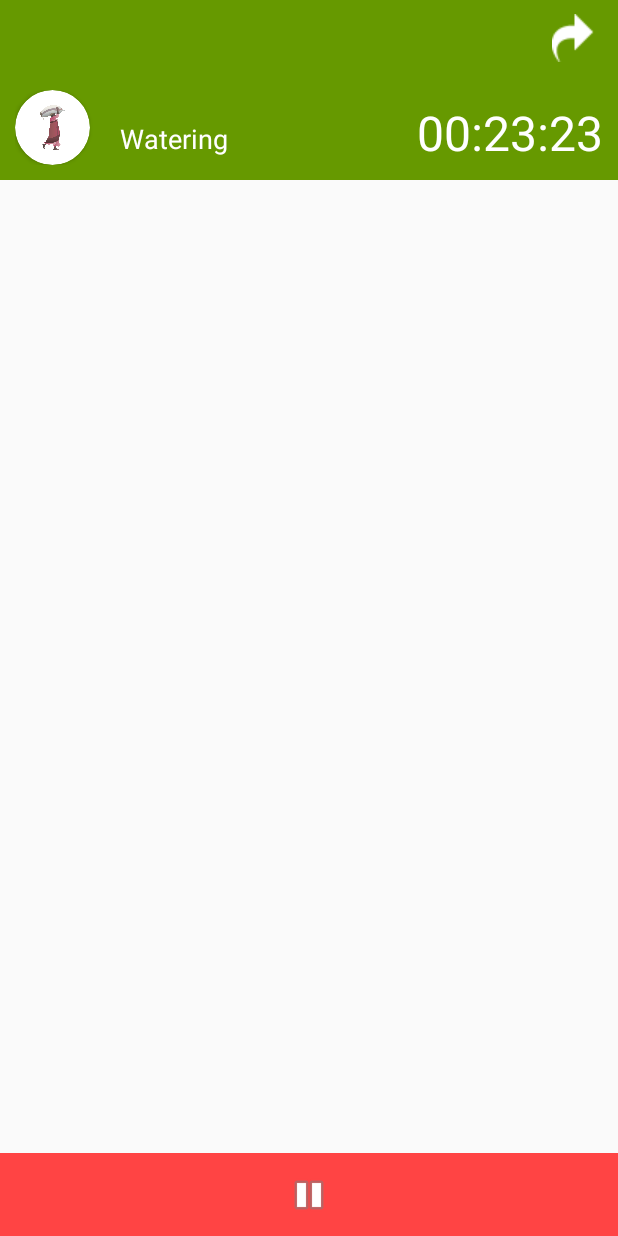
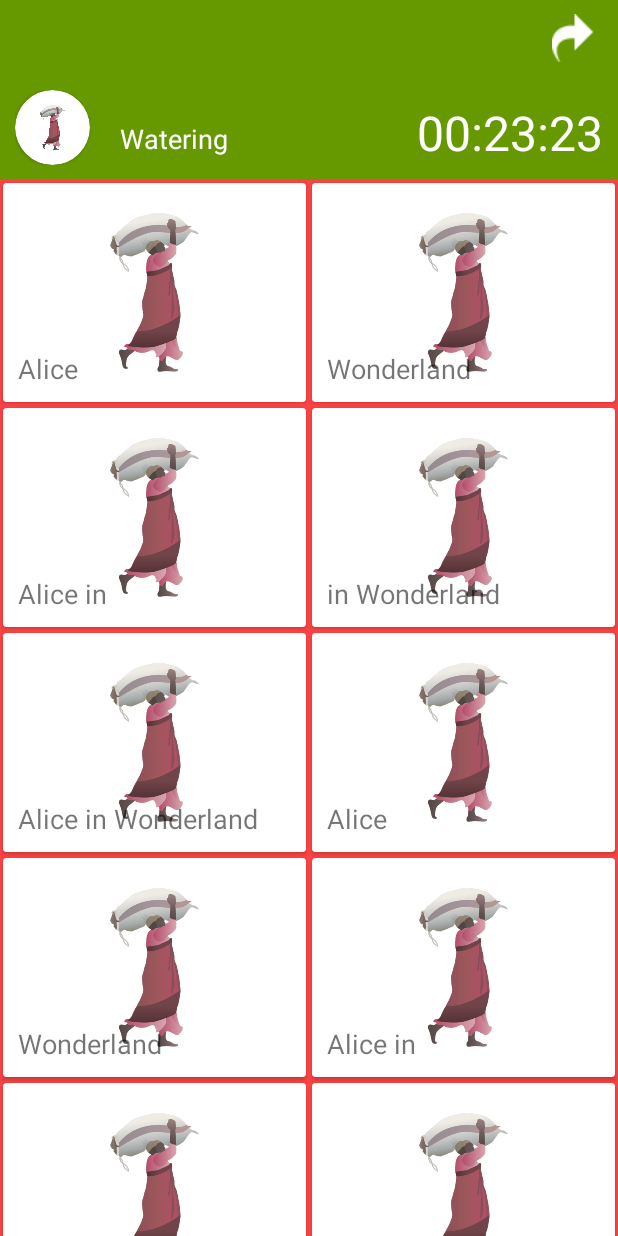
Before and after one commit to deshi-basara/sambia-app, an Android app: the screen it shows after launch (MainActivity), on a phone screen of 412 x 824 dp. Run offline under Robolectric (Android 15) with nearby library versions, the phone set to English and light mode, and no system bars; libraries missing offline, so code that uses them is left out: org.codehaus.jackson; 3 statements that could not run were skipped.

Commit message:
Implement RecycleView

```diff
--- a/app/Sambia/app/build.gradle
+++ b/app/Sambia/app/build.gradle
@@ -33,7 +33,13 @@ dependencies {
     compile 'com.android.support:appcompat-v7:22.1.1'
     compile 'com.android.support:design:22.1.1'
     compile 'com.android.support:cardview-v7:22.1.1'
+    compile 'com.android.support:recyclerview-v7:22.0.+'
     compile 'org.codehaus.jackson:jackson-mapper-asl:1.9.13'
     compile 'org.codehaus.jackson:jackson-core-asl:1.9.13'
     compile 'com.squareup:otto:1.3.8'
+//    compile 'com.github.gabrielemariotti.cards:cardslib-core:2.1.0'
+//    compile 'com.github.gabrielemariotti.cards:cardslib-cards:2.1.0'
+//    compile 'com.github.gabrielemariotti.cards:cardslib-extra-dragdrop:2.1.0'
+//    compile 'com.github.gabrielemariotti.cards:cardslib-recyclerview:2.1.0'
+
 }
--- /dev/null
+++ b/app/Sambia/app/src/main/java/org/hdm/app/sambia/data/Data.java
@@ -0,0 +1,15 @@
+package org.hdm.app.sambia.data;
+
+/**
+ * Created by Hannes on 27.05.2016.
+ */
+public class Data {
+    public String title;
+    public int imageId;
+
+    public Data(String title , int imageId) {
+        this.title = title;
+        this.imageId = imageId;
+    }
+
+}
--- /dev/null
+++ b/app/Sambia/app/src/main/java/org/hdm/app/sambia/listener/OnRecyclerViewItemClickListener.java
@@ -0,0 +1,22 @@
+package org.hdm.app.sambia.listener;
+
+import android.view.View;
+
+/**
+ * Created by Hannes on 13.05.2016.
+ */
+public interface OnRecyclerViewItemClickListener {
+
+
+    /**
+     * Called when any item with in recyclerview or any item with in item
+     * clicked
+     *
+     * @param position
+     *            The position of the item
+     * @param id
+     *            The id of the view which is clicked with in the item or
+     *            -1 if the item itself clicked
+     */
+    void onRecyclerViewItemClicked(int position, int id);
+}
--- /dev/null
+++ b/app/Sambia/app/src/main/java/org/hdm/app/sambia/listener/ViewHolderListener.java
@@ -0,0 +1,12 @@
+package org.hdm.app.sambia.listener;
+
+import android.view.View;
+
+/**
+ * Created by Hannes on 27.05.2016.
+ */
+public interface ViewHolderListener {
+     void didClickOnView(View view, int position);
+     void didClickOnView(View view, String title);
+     void didLongClickOnView(View view, int position);
+}
--- a/app/Sambia/app/src/main/java/org/hdm/app/sambia/screens/FragmentActivity.java
+++ b/app/Sambia/app/src/main/java/org/hdm/app/sambia/screens/FragmentActivity.java
@@ -4,8 +4,10 @@ package org.hdm.app.sambia.screens;
  * Created by Hannes on 13.05.2016.
  */
 
-import android.app.Fragment;
 import android.os.Bundle;
+import android.support.v7.widget.LinearLayoutManager;
+import android.support.v7.widget.RecyclerView;
+import android.support.v7.widget.StaggeredGridLayoutManager;
 import android.util.Log;
 import android.view.LayoutInflater;
 import android.view.View;
@@ -14,20 +16,20 @@ import android.widget.AdapterView;
 import android.widget.ListView;
 
 import org.hdm.app.sambia.R;
-import org.hdm.app.sambia.data.ActivityObject;
-import org.hdm.app.sambia.data.EventManager;
-import org.hdm.app.sambia.listener.SliderListener;
+import org.hdm.app.sambia.data.Data;
+import org.hdm.app.sambia.listener.ViewHolderListener;
 import org.hdm.app.sambia.util.MyCustomListAdapter;
+import org.hdm.app.sambia.util.Recycler_View_Adapter;
 import org.hdm.app.sambia.views.DisplayActivityView;
 
 import java.util.ArrayList;
+import java.util.List;
 
 /**
  * A fragment representing the front of the card.
  */
 public class FragmentActivity extends BaseFragemnt implements
-        SliderListener,
-        AdapterView.OnItemClickListener{
+        AdapterView.OnItemClickListener {
 
 
     private final String TAG = "Activity";
@@ -37,8 +39,8 @@ public class FragmentActivity extends BaseFragemnt implements
     private MyCustomListAdapter mAdapter;
     private ListView activity_frag_lv;
     private DisplayActivityView mDisplayActivityView;
-
-
+    private RecyclerView recyclerView;
+    private Recycler_View_Adapter adapter;
 
 
     @Override
@@ -71,35 +73,72 @@ public class FragmentActivity extends BaseFragemnt implements
 
     private void initActivityList() {
 
-        activity_frag_lv = (ListView) view.findViewById(R.id.activity_frag_lv);
-        mAdapter = new MyCustomListAdapter(getActivity());
-
-        ArrayList<ActivityObject> arrayList = EventManager.getInstance().getActivityObject();
-//        ArrayList<ActivityObject> arrayList = new ArrayList<>();
-
-        int size = arrayList.size();
-        Log.d(TAG, "" + arrayList);
-//        size = 50;
+//        activity_frag_lv = (ListView) view.findViewById(R.id.activity_frag_lv);
+//        mAdapter = new MyCustomListAdapter(getActivity());
+//
+//        ArrayList<ActivityObject> arrayList = EventManager.getInstance().getActivityObject();
+////        ArrayList<ActivityObject> arrayList = new ArrayList<>();
+//
+//        int size = arrayList.size();
+//        Log.d(TAG, "" + arrayList);
+////        size = 50;
+//
+//
+//        for (int i = 0; i < size; i++) {
+//            ActivityObject mActivityObject = arrayList.get(i);
+//            String name = mActivityObject.activity;
+//            String image = mActivityObject.image;
+//            int id = mActivityObject.id;
+////           Seperator add
+////              if (i % 4 == 0) {
+////                mAdapter.addSeparatorItem("separator " + i);
+////            } else {
+//            mAdapter.addItem(name, image, id);
+////            mAdapter.addItem("Placeholder", "ic_action_info", i);
+//        }
 
 
-        for (int i = 0; i < size; i++) {
-            ActivityObject mActivityObject = arrayList.get(i);
-            String name = mActivityObject.activity;
-            String image = mActivityObject.image;
-            int id = mActivityObject.id;
-//           Seperator add
-//              if (i % 4 == 0) {
-//                mAdapter.addSeparatorItem("separator " + i);
-//            } else {
-            mAdapter.addItem(name, image, id);
-//            mAdapter.addItem("Placeholder", "ic_action_info", i);
-        }
+//        activity_frag_lv.setAdapter(mAdapter);
+//        // Change to "CHOICE_MODE_MULTI" need a logic for max possible checked items and delete options
+//        activity_frag_lv.setChoiceMode(ListView.CHOICE_MODE_SINGLE);
+//        activity_frag_lv.setOnItemClickListener(this);
 
 
-        activity_frag_lv.setAdapter(mAdapter);
-        // Change to "CHOICE_MODE_MULTI" need a logic for max possible checked items and delete options
-        activity_frag_lv.setChoiceMode(ListView.CHOICE_MODE_MULTIPLE);
-        activity_frag_lv.setOnItemClickListener(this);
+
+
+
+
+        // get Data
+        List<Data> data = fill_with_data();
+        adapter = new Recycler_View_Adapter(data,getActivity().getApplication());
+        recyclerView = (RecyclerView) view.findViewById(R.id.recyclerview);
+        recyclerView.setAdapter(adapter);
+        recyclerView.setLayoutManager(new LinearLayoutManager(getActivity()));
+        recyclerView.setLayoutManager(new StaggeredGridLayoutManager(2,StaggeredGridLayoutManager.VERTICAL));
+
+        Log.d(TAG, " " + adapter.getItemCount());
+
+
+    }
+
+
+
+
+
+    private void initSliderListener() {
+
+        mDisplayActivityView = (DisplayActivityView) view.findViewById(R.id.displayActivityView);
+        // setup our swipe view
+//        mDisplayActivityView.setSliderListener(this);
+        mDisplayActivityView.setListener(this);
+    }
+
+
+
+    @Override
+    public void onItemClick(AdapterView<?> parent, View view, int position, long id) {
+        Log.d(TAG, "paren " + parent +  " view " + view + " position " + position + " id " +id);
+        Log.d(TAG, "" + view.getBackground());
     }
 
 
@@ -110,36 +149,19 @@ public class FragmentActivity extends BaseFragemnt implements
 
 
 
+    private List<Data> fill_with_data() {
+        List<Data> data = new ArrayList<>();
 
+        for(int i = 0; i<50; i++) {
 
-    private void initSliderListener() {
+        data.add(new Data("Alice", R.drawable.onfarmwork_bagging));
+        data.add(new Data("Wonderland", R.drawable.onfarmwork_bagging));
+        data.add(new Data("Alice in ", R.drawable.onfarmwork_bagging));
+        data.add(new Data("in Wonderland", R.drawable.onfarmwork_bagging));
+        data.add(new Data("Alice in Wonderland", R.drawable.onfarmwork_bagging));
+        }
 
-        mDisplayActivityView = (DisplayActivityView) view.findViewById(R.id.displayActivityView);
-        // setup our swipe view
-        mDisplayActivityView.setSliderListener(this);
-        mDisplayActivityView.setListener(this);
-    }
-
-
-    @Override
-    public void onEndNotReached() {
-
-    }
-
-    @Override
-    public void onEndReached() {
-
-    }
-
-    @Override
-    public void onSliding() {
-
-    }
-
-    @Override
-    public void onItemClick(AdapterView<?> parent, View view, int position, long id) {
-        Log.d(TAG, "paren " + parent +  " view " + view + " position " + position + " id " +id);
-        Log.d(TAG, "" + view.getBackground());
+        return data;
     }
 
 }
--- /dev/null
+++ b/app/Sambia/app/src/main/java/org/hdm/app/sambia/util/Recycler_View_Adapter.java
@@ -0,0 +1,117 @@
+package org.hdm.app.sambia.util;
+
+import android.content.Context;
+import android.support.v7.widget.RecyclerView;
+import android.util.Log;
+import android.view.LayoutInflater;
+import android.view.View;
+import android.view.ViewGroup;
+
+import org.hdm.app.sambia.R;
+import org.hdm.app.sambia.data.Data;
+import org.hdm.app.sambia.listener.ViewHolderListener;
+
+import java.util.Collections;
+import java.util.List;
+
+/**
+ * Created by Hannes on 27.05.2016.
+ */
+public class Recycler_View_Adapter extends RecyclerView.Adapter<View_Holder> implements ViewHolderListener {
+
+    private final String TAG = "Recycler_View_Adapter";
+    private List<Data> list = Collections.emptyList();
+
+
+    private Context context;
+
+
+    public Recycler_View_Adapter(List<Data> list, Context context) {
+        this.list = list;
+        this.context = context;
+    }
+
+
+
+    @Override
+    public View_Holder onCreateViewHolder(ViewGroup parent, int viewType) {
+        //Inflate the layout, initialize the View Holder
+        View v = LayoutInflater.from(parent.getContext()).inflate(R.layout.row_layout, parent, false);
+        View_Holder holder = new View_Holder(v);
+        return holder;
+
+    }
+
+
+
+
+
+
+    @Override
+    public void onBindViewHolder(View_Holder holder, int position) {
+        //Use the provided View Holder on the onCreateViewHolder method to populate the current row on the RecyclerView
+
+        holder.setListener(this);
+        holder.title.setText(list.get(position).title);
+        holder.imageView.setImageResource(list.get(position).imageId);
+    }
+
+
+
+
+    @Override
+    public long getItemId(int position) {
+        return super.getItemId(position);
+    }
+
+    @Override
+    public int getItemCount() {
+        //returns the number of elements the RecyclerView will display
+        return list.size();
+    }
+
+    @Override
+    public void onAttachedToRecyclerView(RecyclerView recyclerView) {
+        super.onAttachedToRecyclerView(recyclerView);
+    }
+
+    // Insert a new item to the RecyclerView on a predefined position
+    public void insert(int position, Data data) {
+        list.add(position, data);
+        notifyItemInserted(position);
+    }
+
+
+    // Remove a RecyclerView item containing a specified Data object
+    public void remove(Data data) {
+        int position = list.indexOf(data);
+        list.remove(position);
+        notifyItemRemoved(position);
+    }
+
+
+
+
+
+
+
+
+    @Override
+    public void didClickOnView(View view, int position) {
+        Log.d("Clicked", "Clicked");
+        if (view.getId() == R.id.title) {
+            Log.d("Clicked Title", "Clicked Title");
+        }
+    }
+
+    @Override
+    public void didClickOnView(View view, String title) {
+        Log.d(TAG, "didClickOnView " + view.getId() + " "+  title);
+
+    }
+
+    @Override
+    public void didLongClickOnView(View view, int position) {
+        Log.d("Long Clicked", "Clicked");
+    }
+}
--- /dev/null
+++ b/app/Sambia/app/src/main/java/org/hdm/app/sambia/util/View_Holder.java
@@ -0,0 +1,67 @@
+package org.hdm.app.sambia.util;
+
+import android.support.v7.widget.CardView;
+import android.support.v7.widget.RecyclerView;
+import android.view.View;
+import android.widget.ImageView;
+import android.widget.TextView;
+
+import org.hdm.app.sambia.R;
+import org.hdm.app.sambia.listener.ViewHolderListener;
+
+/**
+ * Created by Hannes on 27.05.2016.
+ */
+public class View_Holder extends RecyclerView.ViewHolder implements View.OnClickListener, View.OnLongClickListener {
+
+    private final String TAG = "View_Holder";
+    private ViewHolderListener listener;
+
+
+
+
+    public CardView cv;
+    public TextView title;
+    public ImageView imageView;
+    public int position;
+
+
+    View_Holder(View itemView) {
+        super(itemView);
+
+        cv = (CardView) itemView.findViewById(R.id.cardView);
+        title = (TextView) itemView.findViewById(R.id.title);
+        imageView = (ImageView) itemView.findViewById(R.id.imageView);
+
+        initListener();
+
+    }
+
+    private void initListener() {
+        itemView.setOnClickListener(this);
+        itemView.setOnLongClickListener(this);
+
+
+        // Set Listener to every View you want
+
+    }
+
+
+    public void setListener(ViewHolderListener listener) {
+        this.listener = listener;
+    }
+
+
+    @Override
+    public void onClick(View v) {
+        if(listener!= null) listener.didClickOnView(v, position);
+        if(listener!= null) listener.didClickOnView(v, title.getText().toString());
+
+    }
+
+    @Override
+    public boolean onLongClick(View v) {
+        if(listener != null) listener.didLongClickOnView(v, position);
+        return false;
+    }
+}
--- a/app/Sambia/app/src/main/java/org/hdm/app/sambia/views/MenuView.java
+++ b/app/Sambia/app/src/main/java/org/hdm/app/sambia/views/MenuView.java
@@ -81,7 +81,8 @@ public class MenuView extends RelativeLayout implements View.OnClickListener{
 
 
 	public void setTitle(String title) {
-		menu_tv.setText(title);}
+//		menu_tv.setText(title);
+	}
 
 
 	public void setBackground(int id){
--- a/app/Sambia/app/src/main/res/layout/fragment_activitys.xml
+++ b/app/Sambia/app/src/main/res/layout/fragment_activitys.xml
@@ -1,12 +1,17 @@
+<RelativeLayout xmlns:android="http://schemas.android.com/apk/res/android"
+    android:layout_width="match_parent"
+    android:layout_height="match_parent"
+    xmlns:card="http://schemas.android.com/tools"
+    android:orientation="vertical">
 
 
-<RelativeLayout
-    xmlns:android="http://schemas.android.com/apk/res/android"
-    android:layout_width="match_parent"
-    android:layout_height="match_parent"
-    android:orientation="vertical"
-    >
-
+    <android.support.v7.widget.RecyclerView
+        xmlns:android="http://schemas.android.com/apk/res/android"
+        android:id="@+id/recyclerview"
+        android:layout_width="match_parent"
+        android:layout_height="match_parent"
+        android:layout_below="@+id/displayActivityView"
+        android:background="@android:color/holo_red_light"/>
 
 
 
@@ -15,6 +20,7 @@
         android:layout_width="match_parent"
         android:layout_height="match_parent"
         android:layout_below="@+id/displayActivityView"
+        android:visibility="invisible"
         />
 
 
@@ -35,12 +41,4 @@
         android:layout_alignParentTop="true"
         android:background="@drawable/myrect"/>
 
-
-    <ImageButton
-        android:id="@+id/btn_record"
-        android:layout_width="match_parent"
-        android:layout_height="55dp"
-        android:background="@android:color/holo_red_light"
-        android:src="@android:drawable/ic_media_pause"
-        android:layout_alignParentBottom="true"/>
 </RelativeLayout>
--- /dev/null
+++ b/app/Sambia/app/src/main/res/layout/row_layout.xml
@@ -0,0 +1,39 @@
+<android.support.v7.widget.CardView
+    android:id="@+id/cardView"
+    android:layout_width="match_parent"
+    android:layout_height="150dp"
+    android:layout_margin="2dp"
+    app:cardCornerRadius="2dp"
+    app:cardElevation="2dp"
+    android:background="?android:attr/activatedBackgroundIndicator"
+    xmlns:android="http://schemas.android.com/apk/res/android"
+    xmlns:app="http://schemas.android.com/apk/res-auto"
+    >
+
+    <RelativeLayout
+        android:layout_width="match_parent"
+        android:layout_height="match_parent"
+        android:orientation="vertical">
+
+        <ImageView
+            android:id="@+id/imageView"
+            android:layout_width="wrap_content"
+            android:layout_height="match_parent"
+            android:layout_centerInParent="true"
+            android:padding="20dp"
+            android:layout_gravity="center"
+            android:src="@drawable/onfarmwork_bagging"
+            />
+
+        <TextView
+            android:id="@+id/title"
+            android:layout_width="wrap_content"
+            android:layout_height="wrap_content"
+            android:padding="10dp"
+            android:text="Title"
+            android:textSize="18sp"
+            android:layout_alignParentBottom="true"/>
+
+    </RelativeLayout>
+
+</android.support.v7.widget.CardView>
--- a/app/Sambia/app/src/main/res/values/dimens.xml
+++ b/app/Sambia/app/src/main/res/values/dimens.xml
@@ -1,6 +1,6 @@
 <resources>
     <!-- Default screen margins, per the Android Design guidelines. -->
-    <dimen name="activity_horizontal_margin">16dp</dimen>
-    <dimen name="activity_vertical_margin">16dp</dimen>
+    <dimen name="activity_horizontal_margin">6dp</dimen>
+    <dimen name="activity_vertical_margin">6dp</dimen>
     <dimen name="fab_margin">16dp</dimen>
 </resources>
```
